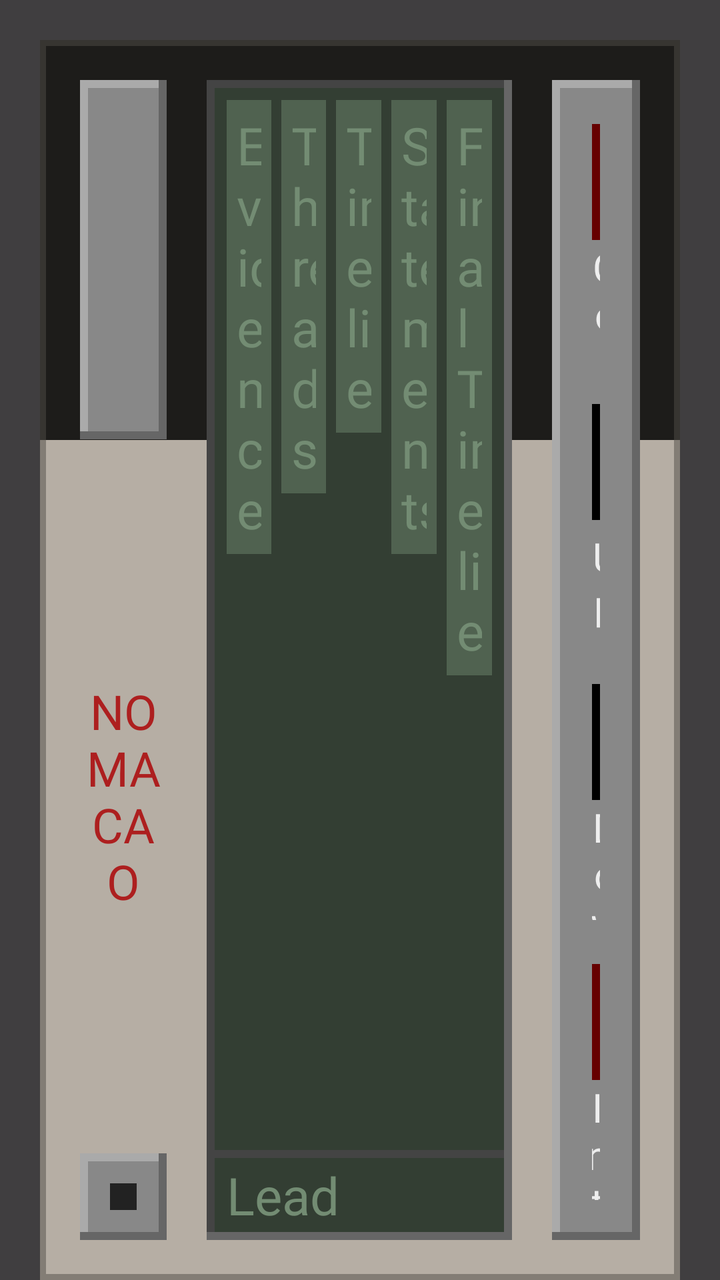
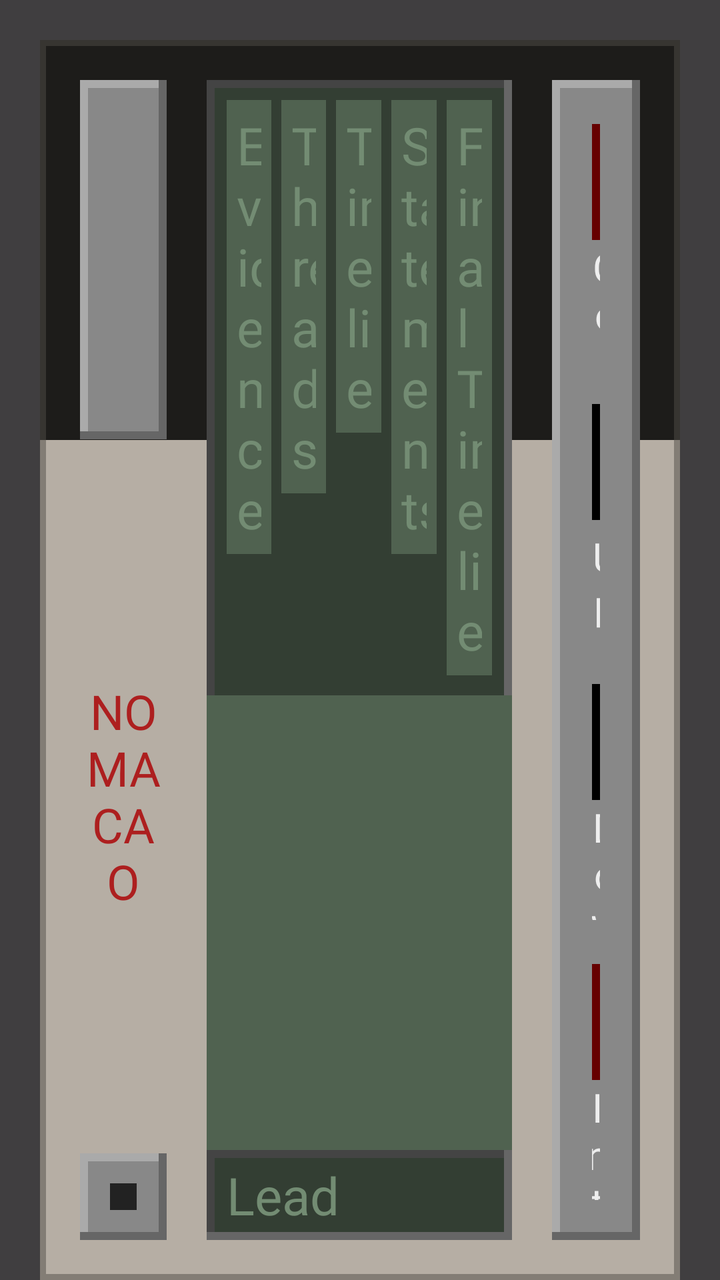

Two renders of the same Android screen: before a commit and after it. Below are the layout's source before the change and the commit's diff.
<!-- AndroidManifest.xml: application theme Theme.TraceRoute -->
<!-- res/layout/fragment_handheld.xml -->
<?xml version="1.0" encoding="utf-8"?>
<FrameLayout xmlns:android="http://schemas.android.com/apk/res/android"
    xmlns:app="http://schemas.android.com/apk/res-auto"
    android:id="@+id/handheld_root"
    android:layout_width="match_parent"
    android:layout_height="match_parent"
    android:background="#CC111111">

    <LinearLayout
        android:id="@+id/handheld_panel"
        android:layout_width="match_parent"
        android:layout_height="match_parent"
        android:layout_marginHorizontal="20dp"
        android:layout_marginTop="20dp"
        android:orientation="horizontal"
        android:padding="20dp"
        android:background="@drawable/handheld_gradient"
        >

        <LinearLayout
            android:layout_width="0dp"
            android:layout_height="match_parent"
            android:layout_weight="10"
            android:orientation="vertical"
            >
            <LinearLayout
                android:layout_width="match_parent"
                android:layout_height="wrap_content"
                android:background="@drawable/handheld_bevel_outset_device"
                android:orientation="vertical"
                android:padding="@dimen/handheld_offset_5"
                >
                <LinearLayout
                    android:layout_width="match_parent"
                    android:layout_height="0dp"
                    android:orientation="vertical"
                    android:layout_weight="1"
                    style="@style/handheld_device_button_group"
                    >
                    <TextView
                        android:id="@+id/handheld_close_button"
                        android:layout_width="match_parent"
                        android:layout_height="28dp"
                        android:background="@drawable/handheld_device_button_switch"
                        />
                    <TextView
                        android:text="I | 0"
                        android:layout_width="match_parent"
                        android:layout_height="wrap_content"
                        style="@style/handheld_device_label"
                        />
                </LinearLayout>
            </LinearLayout>
            <TextView
                android:layout_width="match_parent"
                android:layout_height="0dp"
                android:layout_weight="1"
                android:fontFamily="@font/jaro_regular"
                android:textColor="#AD1F1F"
                android:textSize="24dp"
                android:text="NOMACAO"
                android:gravity="center"
                />
            <androidx.constraintlayout.widget.ConstraintLayout
                android:layout_width="match_parent"
                android:layout_height="wrap_content"
                >

                <androidx.constraintlayout.widget.ConstraintLayout
                    android:layout_width="wrap_content"
                    android:layout_height="0dp"
                    app:layout_constraintDimensionRatio="1:1"
                    app:layout_constraintTop_toTopOf="parent"
                    app:layout_constraintBottom_toBottomOf="parent"
                    app:layout_constraintStart_toStartOf="parent"
                    android:background="@drawable/handheld_bevel_outset_device"
                    android:padding="@dimen/handheld_offset_15"
                    >
                    <View
                        android:layout_width="wrap_content"
                        android:layout_height="wrap_content"
                        android:background="@drawable/handheld_joystick_base" />
                    <View
                        android:id="@+id/handheld_joystick_head"
                        android:layout_width="64dp"
                        android:layout_height="64dp"
                        android:background="@drawable/handheld_joystick_head"
                        app:layout_constraintTop_toTopOf="parent"
                        app:layout_constraintBottom_toBottomOf="parent"
                        app:layout_constraintStart_toStartOf="parent"
                        app:layout_constraintEnd_toEndOf="parent" />
                </androidx.constraintlayout.widget.ConstraintLayout>
            </androidx.constraintlayout.widget.ConstraintLayout>
        </LinearLayout>

        <LinearLayout
            android:id="@+id/handheld_display"
            android:layout_width="0dp"
            android:layout_height="match_parent"
            android:orientation="vertical"
            android:layout_weight="35"
            android:background="@drawable/handheld_bevel_inset_display"
            android:layout_marginHorizontal="@dimen/handheld_offset_20"
            >

            <LinearLayout
                android:id="@+id/handheld_tab_row"
                android:layout_width="match_parent"
                android:layout_height="wrap_content"
                android:orientation="horizontal"
                android:padding="@dimen/handheld_offset_10"
                >

                <TextView
                    android:layout_marginRight="@dimen/handheld_offset_5"
                    android:id="@+id/handheld_evidence_tab"
                    android:text="Evidence"
                    android:layout_width="0dp"
                    android:layout_height="wrap_content"
                    android:layout_weight="1"
                    android:padding="@dimen/handheld_offset_5"
                    style="@style/handheld_display_element.inactive"
                    />

                <TextView
                    android:layout_marginRight="@dimen/handheld_offset_5"
                    android:id="@+id/handheld_threads_tab"
                    android:layout_width="0dp"
                    android:layout_height="wrap_content"
                    android:layout_weight="1"
                    android:text="Threads"
                    android:padding="@dimen/handheld_offset_5"
                    style="@style/handheld_display_element.inactive"
                    />

                <TextView
                    android:layout_marginRight="@dimen/handheld_offset_5"
                    android:id="@+id/handheld_timeline_tab"
                    android:layout_width="0dp"
                    android:layout_height="wrap_content"
                    android:layout_weight="1"
                    android:text="Timeline"
                    android:padding="@dimen/handheld_offset_5"
                    style="@style/handheld_display_element.inactive"
                    />

                <TextView
                    android:layout_marginRight="@dimen/handheld_offset_5"
                    android:id="@+id/handheld_statements_tab"
                    android:layout_width="0dp"
                    android:layout_height="wrap_content"
                    android:layout_weight="1"
                    android:text="Statements"
                    android:padding="@dimen/handheld_offset_5"
                    style="@style/handheld_display_element.inactive"
                    />

                <TextView
                    android:id="@+id/handheld_final_timeline_tab"
                    android:layout_width="0dp"
                    android:layout_height="wrap_content"
                    android:layout_weight="1"
                    android:text="Final Timeline"
                    android:padding="@dimen/handheld_offset_5"
                    style="@style/handheld_display_element.inactive"
                    />
            </LinearLayout>


            <ScrollView
                android:id="@+id/handheld_display_scroll"
                android:layout_width="match_parent"
                android:layout_height="0dp"
                android:layout_weight="1">

                <LinearLayout
                    android:id="@+id/handheld_display_content_list"
                    android:layout_width="match_parent"
                    android:layout_height="wrap_content"
                    android:orientation="vertical" />

            </ScrollView>

            <TextView
                android:id="@+id/handheld_current_lead"
                android:layout_width="match_parent"
                android:layout_height="wrap_content"

                android:text="Lead"
                android:paddingVertical="@dimen/handheld_offset_5"
                android:paddingHorizontal="@dimen/handheld_offset_10"
                android:background="@drawable/handheld_bevel_inset_display"

                style="@style/handheld_display_element.inactive"
                />

        </LinearLayout>
        <LinearLayout
            android:layout_width="0dp"
            android:layout_height="match_parent"
            android:layout_weight="10"
            android:background="@drawable/handheld_bevel_outset_device"
            android:orientation="vertical"
            >
            <LinearLayout
                style="@style/handheld_device_button_group.First"
                >
                <TextView
                    style="@style/handheld_device_button_group_button.Red"
                    />
                <TextView
                    android:text="Go Back"
                    style="@style/handheld_device_label.RightPanel"
                    />
            </LinearLayout>
            <LinearLayout
                style="@style/handheld_device_button_group"
                >
                <TextView
                    style="@style/handheld_device_button_group_button.Black"
                    />
                <TextView
                    android:text="Up"
                    style="@style/handheld_device_label.RightPanel"
                    />
            </LinearLayout>
            <LinearLayout
                style="@style/handheld_device_button_group"
                >
                <TextView
                    style="@style/handheld_device_button_group_button.Black"
                    />
                <TextView
                    android:text="Down"
                    style="@style/handheld_device_label.RightPanel"
                    />
            </LinearLayout>
            <LinearLayout
                style="@style/handheld_device_button_group.Last"
                >
                <TextView
                    style="@style/handheld_device_button_group_button.Red"
                    />
                <TextView
                    android:text="Interact"
                    style="@style/handheld_device_label.RightPanel"
                    />
            </LinearLayout>
        </LinearLayout>

    </LinearLayout>

</FrameLayout>
<!-- resources referenced by this layout -->
<resources>
  <dimen name="handheld_offset_10">10dp</dimen>
  <dimen name="handheld_offset_15">15dp</dimen>
  <dimen name="handheld_offset_20">20dp</dimen>
  <dimen name="handheld_offset_5">5dp</dimen>
  <!-- drawable handheld_joystick_base (drawable) -->
  <?xml version="1.0" encoding="utf-8"?>
  <shape xmlns:android="http://schemas.android.com/apk/res/android">
      <corners
          android:radius="1000dp"
          />
      <solid
          android:color="#111"
          />
  </shape>
  <!-- drawable handheld_joystick_head (drawable) -->
  <?xml version="1.0" encoding="utf-8"?>
  <shape xmlns:android="http://schemas.android.com/apk/res/android">
      <corners
          android:radius="1000dp"
          />
      <solid
          android:color="#222"
          />
  </shape>
  <style name="handheld_device_button_group.First">
          <item name="android:layout_marginTop">@dimen/handheld_offset_20</item>
          <item name="android:layout_marginBottom">@dimen/handheld_offset_10</item>
      </style>
  <style name="handheld_device_button_group.Last">
          <item name="android:layout_marginTop">@dimen/handheld_offset_10</item>
          <item name="android:layout_marginBottom">@dimen/handheld_offset_20</item>
      </style>
  <style name="handheld_device_button_group_button.Black">
          <item name="android:background">@drawable/handheld_device_button_black</item>
      </style>
  <style name="handheld_device_button_group_button.Red">
          <item name="android:background">@drawable/handheld_device_button_red</item>
      </style>
  <style name="handheld_device_label">
          <item name="android:fontFamily">@font/jaro_regular</item>
          <item name="android:textColor">#eee</item>
          <item name="android:textSize">20dp</item>
          <item name="android:gravity">center</item>
      </style>
  <style name="handheld_device_label.RightPanel">
          <item name="android:layout_width">match_parent</item>
          <item name="android:layout_height">0dp</item>
          <item name="android:layout_weight">1</item>
      </style>
  <style name="handheld_display_element.inactive">
          <item name="android:background">#506250</item>
          <item name="android:textColor">#738C73</item>
      </style>
  <style name="Theme.TraceRoute" parent="Base.Theme.TraceRoute" />
  <!-- drawable handheld_device_button_black (drawable) -->
  <layer-list xmlns:android="http://schemas.android.com/apk/res/android">
      <item android:top="2dp">
          <shape android:shape="rectangle">
              <solid android:color="#000000" />
          </shape>
      </item>
      <item
          android:bottom="6dp"
          android:left="2dp"
          android:right="2dp">
          <shape android:shape="rectangle">
              <solid android:color="#222222" />
          </shape>
      </item>
  </layer-list>
  <!-- drawable handheld_device_button_red (drawable) -->
  <layer-list xmlns:android="http://schemas.android.com/apk/res/android">
      <item android:top="2dp">
          <shape android:shape="rectangle">
              <solid android:color="#660000" />
          </shape>
      </item>
      <item
          android:bottom="6dp"
          android:left="2dp"
          android:right="2dp">
          <shape android:shape="rectangle">
              <solid android:color="#FF0000" />
          </shape>
      </item>
  </layer-list>
  <style name="Base.Theme.TraceRoute" parent="Theme.Material3.DayNight.NoActionBar">
          
          
      </style>
  <!-- unchanged entries left out for length: 5 -->
</resources>

<!-- the commit's change to res/layout/fragment_handheld.xml (unified diff, before → after) -->
@@ -171,13 +171,15 @@
                 android:id="@+id/handheld_display_scroll"
                 android:layout_width="match_parent"
                 android:layout_height="0dp"
-                android:layout_weight="1">
+                android:layout_weight="1"
+                android:background="@color/handheld_in_tab_bg">
 
                 <LinearLayout
                     android:id="@+id/handheld_display_content_list"
                     android:layout_width="match_parent"
                     android:layout_height="wrap_content"
-                    android:orientation="vertical" />
+                    android:orientation="vertical"
+                    android:padding="@dimen/handheld_offset_10" />
 
             </ScrollView>
 
@@ -203,6 +205,7 @@
             android:orientation="vertical"
             >
             <LinearLayout
+                android:id="@+id/handheld_back_button"
                 style="@style/handheld_device_button_group.First"
                 >
                 <TextView
@@ -214,6 +217,7 @@
                     />
             </LinearLayout>
             <LinearLayout
+                android:id="@+id/handheld_up_button"
                 style="@style/handheld_device_button_group"
                 >
                 <TextView
@@ -225,6 +229,7 @@
                     />
             </LinearLayout>
             <LinearLayout
+                android:id="@+id/handheld_down_button"
                 style="@style/handheld_device_button_group"
                 >
                 <TextView
@@ -236,6 +241,7 @@
                     />
             </LinearLayout>
             <LinearLayout
+                android:id="@+id/handheld_interact_button"
                 style="@style/handheld_device_button_group.Last"
                 >
                 <TextView
<!-- resource entries referenced after the edit -->
@@ -1,5 +1,6 @@
 <!-- resources referenced by this layout -->
 <resources>
+  <color name="handheld_in_tab_bg">#506250</color>
   <dimen name="handheld_offset_10">10dp</dimen>
   <dimen name="handheld_offset_15">15dp</dimen>
   <dimen name="handheld_offset_20">20dp</dimen>
